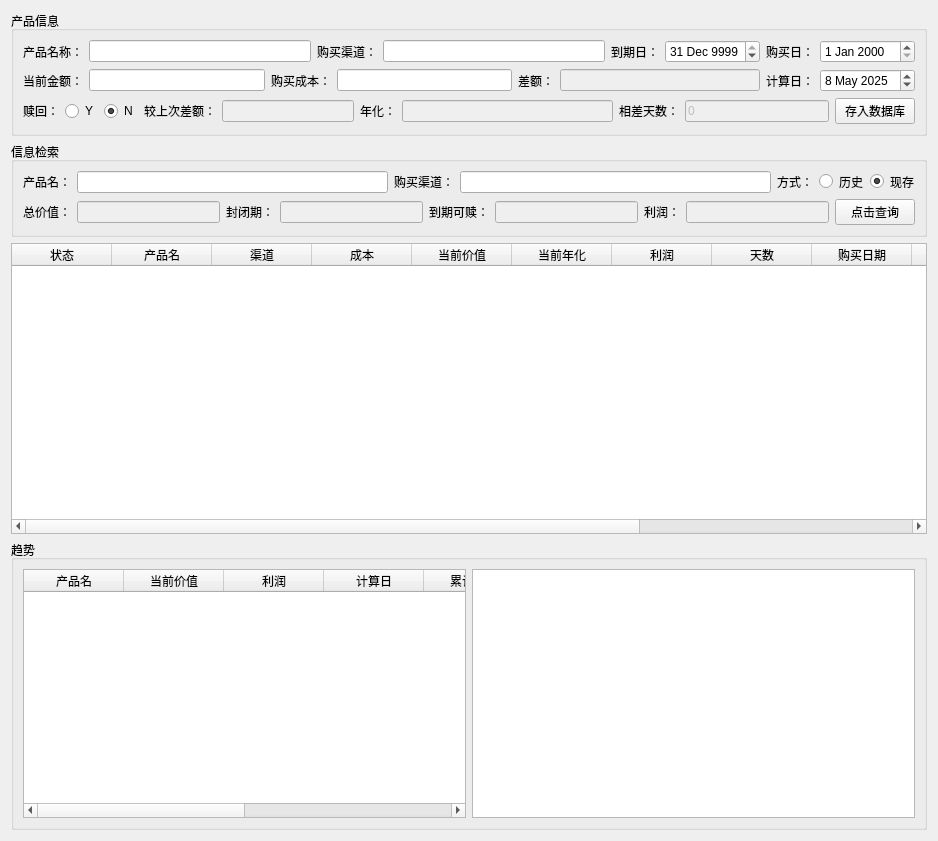
Before: the Qt Designer form widgets/calcReturn/calcReturn.ui in godspeed-w/pyqt_try, drawn with Qt 5.
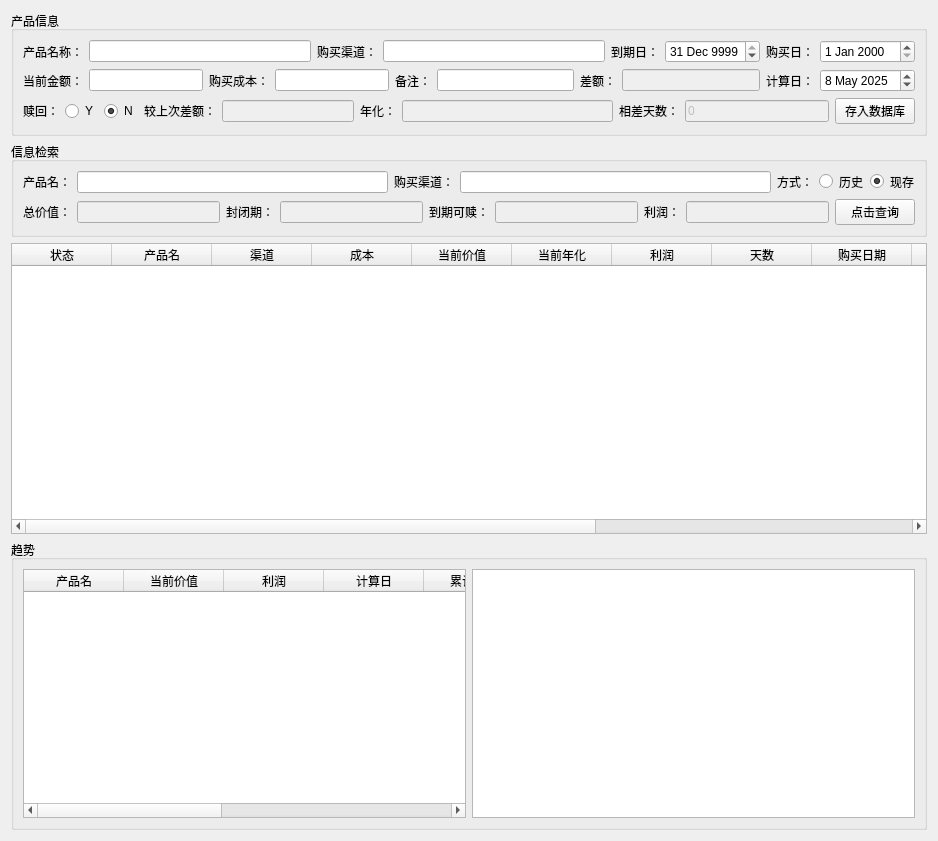
After: the same form once the commit is applied.

Commit message: 数据库增加remark字段

```diff
--- a/widgets/calcReturn/calcReturn.ui
+++ b/widgets/calcReturn/calcReturn.ui
@@ -113,6 +113,24 @@
           </item>
          </layout>
         </item>
+        <item>
+         <layout class="QHBoxLayout" name="horizontalLayout_14">
+          <item>
+           <widget class="QLabel" name="label_20">
+            <property name="text">
+             <string>备注：</string>
+            </property>
+           </widget>
+          </item>
+          <item>
+           <widget class="QLineEdit" name="lineEdit_remark">
+            <property name="text">
+             <string> </string>
+            </property>
+           </widget>
+          </item>
+         </layout>
+        </item>
         <item>
          <layout class="QHBoxLayout" name="horizontalLayout_9">
           <item>
@@ -466,6 +484,11 @@
        <string>计算日</string>
       </property>
      </column>
+     <column>
+      <property name="text">
+       <string>备注</string>
+      </property>
+     </column>
      <column>
       <property name="text">
        <string>更新时间</string>
@@ -516,6 +539,11 @@
           <string>当前年化</string>
          </property>
         </column>
+        <column>
+         <property name="text">
+          <string>备注</string>
+         </property>
+        </column>
         <column>
          <property name="text">
           <string>更新时间</string>
```
Left out of the diff: 2 changed lines with no effect on the pictures. The commit also changes 4 other files.
